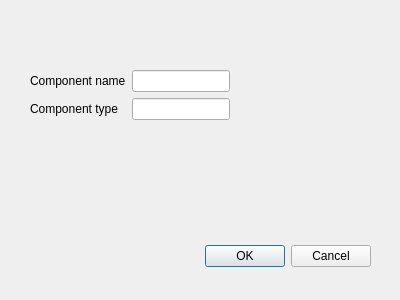
This is reconfigurablePetri/editcomponent.ui in linyo2020/scut-srp-rpn as Qt 5 draws it before an edit. The edited form follows.
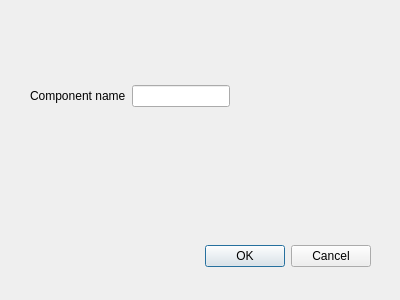
This is the edited form.

Diff of the .ui file:
```diff
--- a/reconfigurablePetri/editcomponent.ui
+++ b/reconfigurablePetri/editcomponent.ui
@@ -49,16 +49,6 @@
     <item row="0" column="1">
      <widget class="QLineEdit" name="ComponentName"/>
     </item>
-    <item row="1" column="0">
-     <widget class="QLabel" name="label">
-      <property name="text">
-       <string>Component type</string>
-      </property>
-     </widget>
-    </item>
-    <item row="1" column="1">
-     <widget class="QLineEdit" name="ComponentType"/>
-    </item>
    </layout>
   </widget>
  </widget>
```
